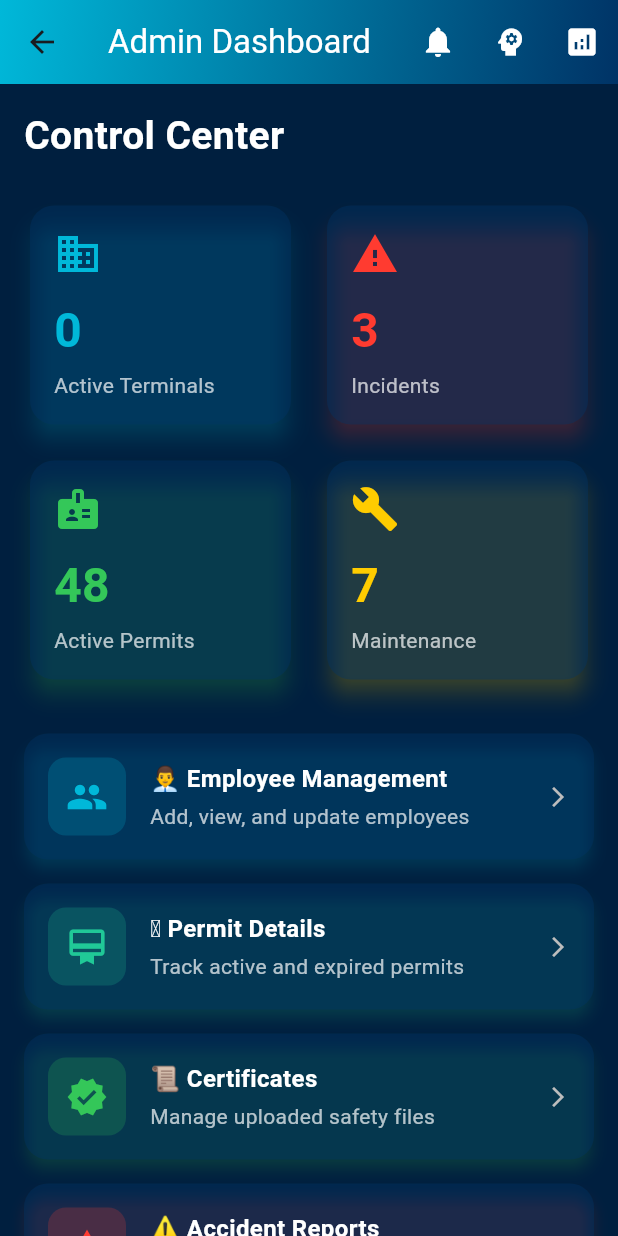
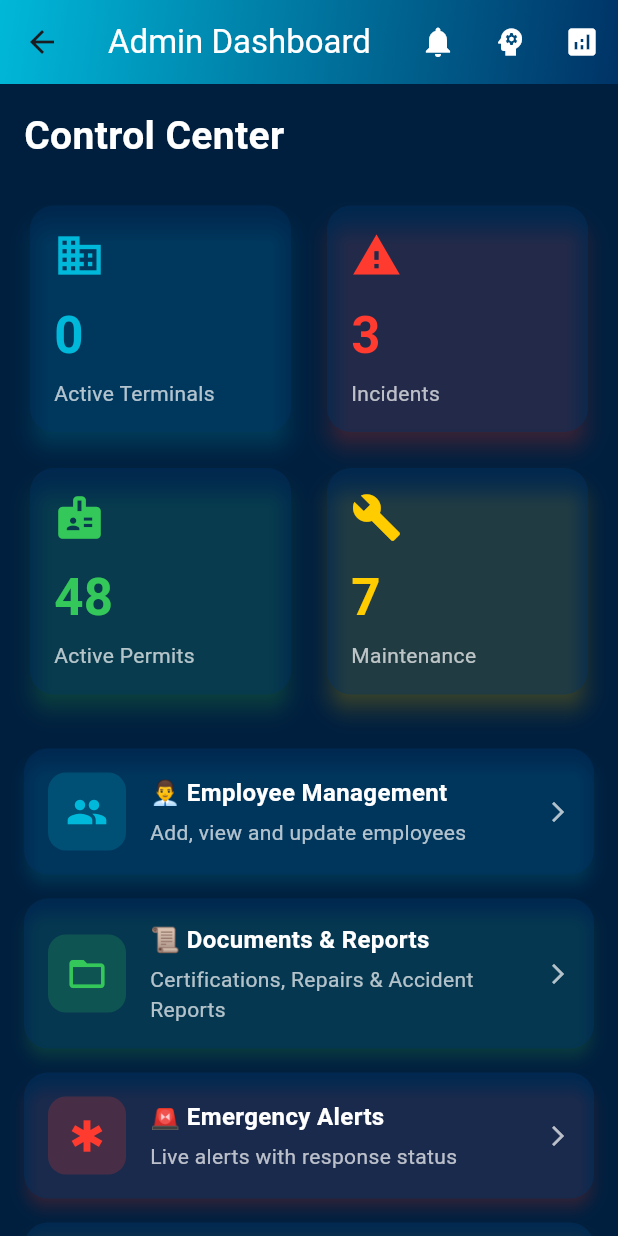
Before and after one commit to EvanBinu/wavelink-intelligent-terminal-management, a Flutter app: the AdminDashboardScreen screen opened directly, on a phone screen of 412 x 824 dp. Run offline on Flutter 3.47's test engine with Material 3 defaults, Android fonts, the phone set to English and light mode, and no system bars; our stand-ins replace convert, file_picker, supabase_flutter; missing offline and left inert: cryptography, flutter_pdfview; accounts and stored records are empty; Roboto replaces fonts that are missing (Poppins).

Commit message:
admin page view pdf

```diff
--- a/wavelink/lib/features/admin/admin_dashboard.dart
+++ b/wavelink/lib/features/admin/admin_dashboard.dart
@@ -1,9 +1,12 @@
 import 'package:flutter/material.dart';
 import 'package:supabase_flutter/supabase_flutter.dart';
 import 'package:wavelink/core/constants/app_colors.dart';
+
+// ADMIN SCREENS
+import 'package:wavelink/features/admin/employee_management_screen.dart';
+import 'package:wavelink/features/admin/admin_documents_screen.dart';
+import 'package:wavelink/features/admin/analytics_dashboard.dart';
 import 'package:wavelink/features/admin/ai_recommendations_screen.dart';
-import 'package:wavelink/features/admin/analytics_dashboard.dart';
-import 'package:wavelink/features/admin/employee_management_screen.dart';
 
 class AdminDashboardScreen extends StatefulWidget {
   const AdminDashboardScreen({Key? key}) : super(key: key);
@@ -15,7 +18,6 @@ class AdminDashboardScreen extends StatefulWidget {
 class _AdminDashboardScreenState extends State<AdminDashboardScreen> {
   OverlayEntry? _notificationOverlay;
 
-  // ===== TERMINAL COUNT VARIABLES =====
   int _terminalCount = 0;
   bool _isTerminalLoading = true;
 
@@ -26,26 +28,25 @@ class _AdminDashboardScreenState extends State<AdminDashboardScreen> {
   }
 
   // ---------------------------------------------------------------------------
-  // FETCH TERMINAL COUNT FROM SUPABASE
+  // FETCH TERMINAL COUNT
   // ---------------------------------------------------------------------------
   Future<void> _fetchTerminalCount() async {
     try {
-      final response = await Supabase.instance.client
-          .from('terminals')
-          .select('id');
+      final response =
+          await Supabase.instance.client.from('terminals').select('id');
 
       setState(() {
         _terminalCount = (response as List).length;
         _isTerminalLoading = false;
       });
     } catch (e) {
-      print("❌ Error fetching terminal count: $e");
+      print("❌ Terminal count error: $e");
       setState(() => _isTerminalLoading = false);
     }
   }
 
   // ---------------------------------------------------------------------------
-  // NOTIFICATION PANEL
+  // NOTIFICATION DROPDOWN
   // ---------------------------------------------------------------------------
   void _toggleNotifications(BuildContext context) {
     if (_notificationOverlay != null) {
@@ -82,19 +83,13 @@ class _AdminDashboardScreenState extends State<AdminDashboardScreen> {
                 _buildNotificationItem(
                     '⚙ System Check',
                     'Terminal 2 maintenance scheduled',
-                  AppColors.aqua,
-                ),
+                    AppColors.aqua),
                 _buildNotificationItem(
-                  '🚨 New Alert',
-                  'Emergency signal received from Dock 5',
-                  AppColors.red,
-                ),
+                    '🚨 New Alert', 'Emergency signal from Dock 5', AppColors.red),
                 _buildNotificationItem(
-                  '🧾 Report Update',
-                  '5 new safety reports submitted',
-                  AppColors.green,
-                ),
-                const Divider(color: Colors.white24),
+                    '🧾 Reports', '5 new safety reports submitted', AppColors.green),
+
+                const Divider(color: Colors.white54),
                 TextButton(
                   onPressed: () {
                     _notificationOverlay?.remove();
@@ -102,9 +97,9 @@ class _AdminDashboardScreenState extends State<AdminDashboardScreen> {
                   },
                   child: const Text(
                     'View All Notifications',
-                    style: TextStyle(color: AppColors.aqua, fontSize: 14),
+                    style: TextStyle(color: AppColors.aqua),
                   ),
-                ),
+                )
               ],
             ),
           ),
@@ -115,13 +110,14 @@ class _AdminDashboardScreenState extends State<AdminDashboardScreen> {
     overlay.insert(_notificationOverlay!);
   }
 
-  Widget _buildNotificationItem(String title, String subtitle, Color color) {
+  Widget _buildNotificationItem(
+      String title, String subtitle, Color color) {
     return ListTile(
       dense: true,
       contentPadding: EdgeInsets.zero,
       leading: CircleAvatar(
         radius: 16,
-        backgroundColor: color.withOpacity(0.8),
+        backgroundColor: color.withOpacity(0.85),
         child: const Icon(Icons.notifications, color: Colors.white, size: 16),
       ),
       title: Text(
@@ -137,20 +133,21 @@ class _AdminDashboardScreenState extends State<AdminDashboardScreen> {
   }
 
   // ---------------------------------------------------------------------------
-  // MAIN UI
+  // UI
   // ---------------------------------------------------------------------------
   @override
   Widget build(BuildContext context) {
     return Scaffold(
       backgroundColor: AppColors.darkBlue,
+
+      // -----------------------------------------------------------------------
+      // APP BAR
+      // -----------------------------------------------------------------------
       appBar: AppBar(
-        title: const Text(
-          'Admin Dashboard',
-          style: TextStyle(color: Colors.white),
-        ),
-        flexibleSpace: Container(
-          decoration: const BoxDecoration(gradient: AppColors.headerGradient),
-        ),
+        title: const Text('Admin Dashboard',
+            style: TextStyle(color: Colors.white)),
+        flexibleSpace:
+            Container(decoration: const BoxDecoration(gradient: AppColors.headerGradient)),
         elevation: 4,
         actions: [
           IconButton(
@@ -185,7 +182,7 @@ class _AdminDashboardScreenState extends State<AdminDashboardScreen> {
       ),
 
       // -----------------------------------------------------------------------
-      // BODY
+      // MAIN BODY
       // -----------------------------------------------------------------------
       body: SingleChildScrollView(
         padding: const EdgeInsets.all(16),
@@ -196,22 +193,20 @@ class _AdminDashboardScreenState extends State<AdminDashboardScreen> {
               'Control Center',
               style: TextStyle(
                 fontSize: 26,
+                color: Colors.white,
                 fontWeight: FontWeight.bold,
-                color: Colors.white,
               ),
             ),
 
             const SizedBox(height: 24),
 
-            // Row 1 KPIs
+            // ----------------------------- KPIs ------------------------------
             Row(
               children: [
                 Expanded(
                   child: _buildKPICard(
                     'Active Terminals',
-                    _isTerminalLoading
-                        ? "..."
-                        : _terminalCount.toString(),
+                    _isTerminalLoading ? "..." : "$_terminalCount",
                     Icons.business,
                     AppColors.aqua,
                   ),
@@ -230,7 +225,6 @@ class _AdminDashboardScreenState extends State<AdminDashboardScreen> {
 
             const SizedBox(height: 16),
 
-            // Row 2 KPIs
             Row(
               children: [
                 Expanded(
@@ -255,11 +249,10 @@ class _AdminDashboardScreenState extends State<AdminDashboardScreen> {
 
             const SizedBox(height: 32),
 
-            // Feature cards
+            // ------------------------ FEATURE CARDS --------------------------
             _buildFeatureCard(
-              context,
               '👨‍💼 Employee Management',
-              'Add, view, and update employees',
+              'Add, view and update employees',
               Icons.people,
               AppColors.aqua,
               onTap: () {
@@ -273,51 +266,32 @@ class _AdminDashboardScreenState extends State<AdminDashboardScreen> {
             ),
 
             _buildFeatureCard(
+              '📜 Documents & Reports',
+              'Certifications, Repairs & Accident Reports',
+              Icons.folder_open,
+              AppColors.green,
+              onTap: () {
+                Navigator.push(
                   context,
-              '🪪 Permit Details',
-              'Track active and expired permits',
-              Icons.card_membership,
-              AppColors.teal,
+                  MaterialPageRoute(
+                    builder: (_) => const AdminDocumentsScreen(),
+                  ),
+                );
+              },
             ),
 
             _buildFeatureCard(
-              context,
-              '📜 Certificates',
-              'Manage uploaded safety files',
-              Icons.verified,
-              AppColors.green,
-            ),
-
-            _buildFeatureCard(
-              context,
-              '⚠ Accident Reports',
-              'View incidents by severity',
-              Icons.report_problem,
+              '🚨 Emergency Alerts',
+              'Live alerts with response status',
+              Icons.emergency,
               AppColors.red,
             ),
 
             _buildFeatureCard(
-              context,
               '🔧 Maintenance & Repairs',
               'Track ongoing and completed tasks',
               Icons.handyman,
               AppColors.yellow,
-            ),
-
-            _buildFeatureCard(
-              context,
-              '📣 Feedback & Complaints',
-              'View user input and sentiment analytics',
-              Icons.feedback,
-              AppColors.aqua,
-            ),
-
-            _buildFeatureCard(
-              context,
-              '🚨 Emergency Alerts',
-              'Live alerts with response status',
-              Icons.emergency,
-              AppColors.red,
             ),
           ],
         ),
@@ -326,9 +300,10 @@ class _AdminDashboardScreenState extends State<AdminDashboardScreen> {
   }
 
   // ---------------------------------------------------------------------------
-  // KPI CARD WIDGET
+  // KPI CARD
   // ---------------------------------------------------------------------------
-  Widget _buildKPICard(String title, String value, IconData icon, Color color) {
+  Widget _buildKPICard(
+      String title, String value, IconData icon, Color color) {
     return Card(
       color: AppColors.navy.withOpacity(0.4),
       shadowColor: color.withOpacity(0.5),
@@ -339,12 +314,12 @@ class _AdminDashboardScreenState extends State<AdminDashboardScreen> {
         child: Column(
           crossAxisAlignment: CrossAxisAlignment.start,
           children: [
-            Icon(icon, color: color, size: 32),
+            Icon(icon, color: color, size: 34),
             const SizedBox(height: 12),
             Text(
               value,
               style: TextStyle(
-                fontSize: 32,
+                fontSize: 34,
                 fontWeight: FontWeight.bold,
                 color: color,
               ),
@@ -352,10 +327,7 @@ class _AdminDashboardScreenState extends State<AdminDashboardScreen> {
             const SizedBox(height: 4),
             Text(
               title,
-              style: const TextStyle(
-                fontSize: 14,
-                color: Colors.white70,
-              ),
+              style: const TextStyle(color: Colors.white70),
             ),
           ],
         ),
@@ -364,10 +336,9 @@ class _AdminDashboardScreenState extends State<AdminDashboardScreen> {
   }
 
   // ---------------------------------------------------------------------------
-  // FEATURE CARD WIDGET
+  // FEATURE CARD
   // ---------------------------------------------------------------------------
   Widget _buildFeatureCard(
-    BuildContext context,
     String title,
     String subtitle,
     IconData icon,
@@ -377,8 +348,8 @@ class _AdminDashboardScreenState extends State<AdminDashboardScreen> {
     return Card(
       margin: const EdgeInsets.only(bottom: 16),
       elevation: 4,
-      color: AppColors.navy.withOpacity(0.4),
       shadowColor: color.withOpacity(0.4),
+      color: AppColors.navy.withOpacity(0.45),
       shape: RoundedRectangleBorder(borderRadius: BorderRadius.circular(16)),
       child: InkWell(
         borderRadius: BorderRadius.circular(16),
@@ -400,27 +371,21 @@ class _AdminDashboardScreenState extends State<AdminDashboardScreen> {
                 child: Column(
                   crossAxisAlignment: CrossAxisAlignment.start,
                   children: [
-                    Text(
-                      title,
+                    Text(title,
                         style: const TextStyle(
                             fontWeight: FontWeight.bold,
                             fontSize: 16,
-                        color: Colors.white,
-                      ),
-                    ),
-                    const SizedBox(height: 4),
+                            color: Colors.white)),
+                    const SizedBox(height: 5),
                     Text(
                       subtitle,
-                      style: const TextStyle(
-                        color: Colors.white70,
-                        fontSize: 14,
-                      ),
+                      style: const TextStyle(color: Colors.white70),
                     ),
                   ],
                 ),
               ),
-              Icon(Icons.arrow_forward_ios,
-                  size: 16, color: Colors.grey[400]),
+              const Icon(Icons.arrow_forward_ios,
+                  size: 16, color: Colors.white70)
             ],
           ),
         ),
```
Also changed, not shown: wavelink/lib/features/admin/admin_documents_screen.dart (added, +279 -0 lines), wavelink/lib/features/common/pdf_viewer_screen.dart (added, +73 -0 lines). Lines whose indentation alone changed are shown as unchanged.
